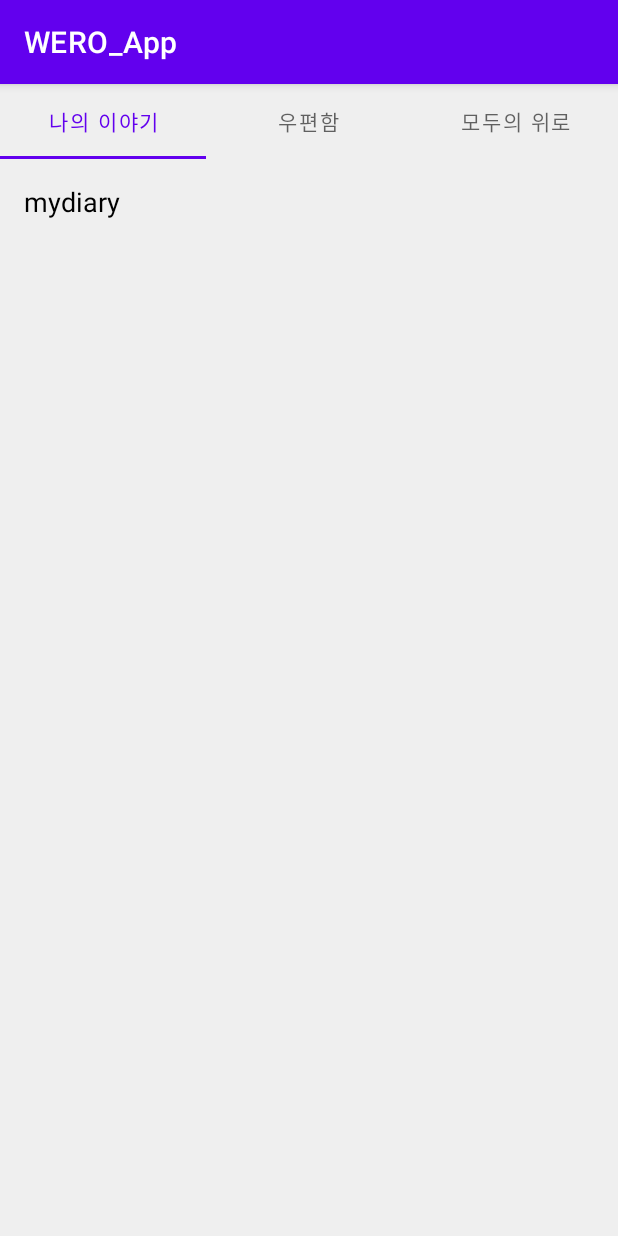
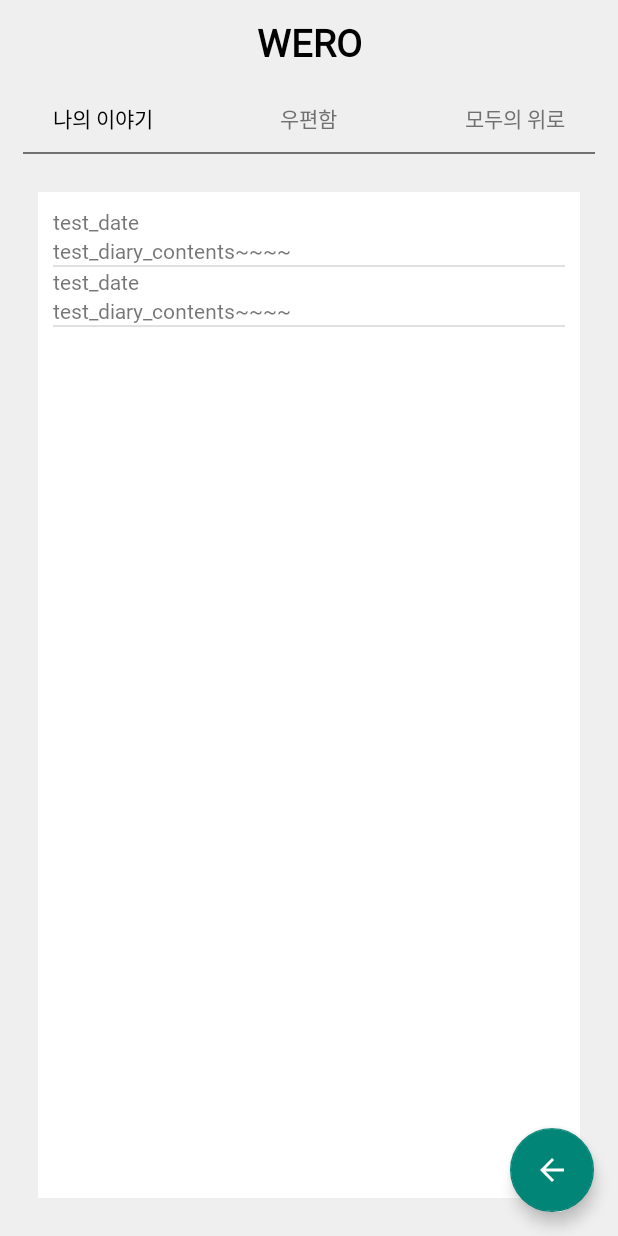
Before and after one commit to JJangA9/WERO_Application, an Android app: the screen it shows after launch (MainActivity), on a phone screen of 412 x 824 dp. Run offline under Robolectric (Android 15) with nearby library versions, the phone set to English and light mode, and no system bars.

Commit message:
floating button + write diary

```diff
--- a/WERO_App/app/src/main/AndroidManifest.xml
+++ b/WERO_App/app/src/main/AndroidManifest.xml
@@ -9,6 +9,7 @@
         android:roundIcon="@mipmap/ic_launcher_round"
         android:supportsRtl="true"
         android:theme="@style/Theme.WERO_App">
+        <activity android:name=".WriteDiary"/>
         <activity android:name=".MainActivity">
             <intent-filter>
                 <action android:name="android.intent.action.MAIN" />
--- /dev/null
+++ b/WERO_App/app/src/main/java/com/example/wero_app/ListViewAdapter.kt
@@ -0,0 +1,23 @@
+package com.example.wero_app
+
+import android.view.LayoutInflater
+import android.view.View
+import android.view.ViewGroup
+import android.widget.BaseAdapter
+
+class ListViewAdapter(private val items: MutableList<ListViewItem>): BaseAdapter() {
+    override fun getCount(): Int = items.size
+    override fun getItem(position: Int): ListViewItem = items[position]
+    override fun getItemId(position: Int): Long = position.toLong()
+    override fun getView(position: Int, view: View?, parent: ViewGroup?): View? {
+        var convertView = view
+        if (convertView == null) convertView = LayoutInflater.from(parent?.context).inflate(R.layout.my_diary_list, parent, false)
+
+        val item: ListViewItem = items[position]
+
+        return convertView
+
+    }
+}
+
+data class ListViewItem(val date: String, val content: String)
--- a/WERO_App/app/src/main/java/com/example/wero_app/MainActivity.kt
+++ b/WERO_App/app/src/main/java/com/example/wero_app/MainActivity.kt
@@ -1,15 +1,15 @@
 package com.example.wero_app
 
-import android.app.AppComponentFactory
+import android.content.Intent
 import android.os.Bundle
 import android.view.View
 import androidx.appcompat.app.AppCompatActivity
-import androidx.fragment.app.Fragment
-import androidx.fragment.app.FragmentActivity
-import androidx.viewpager2.adapter.FragmentStateAdapter
+import androidx.appcompat.widget.Toolbar
 import androidx.viewpager2.widget.ViewPager2
+import com.google.android.material.snackbar.Snackbar
 import com.google.android.material.tabs.TabLayout
 import com.google.android.material.tabs.TabLayoutMediator
+
 
 class MainActivity : AppCompatActivity() {
     private lateinit var tabLayout: TabLayout
@@ -19,6 +19,17 @@ class MainActivity : AppCompatActivity() {
         super.onCreate(savedInstanceState)
         setContentView(R.layout.activity_main)
         init()
+
+        val toolbar = findViewById<Toolbar>(R.id.toolbar)
+        setSupportActionBar(toolbar)
+        val ab = supportActionBar!!
+        ab.setDisplayShowTitleEnabled(false)
+
+        val fab: View = findViewById(R.id.fab)
+        fab.setOnClickListener {
+            val intent = Intent(this, WriteDiary::class.java)
+            startActivity(intent)
+        }
     }
     private fun init() {
         tabLayout = findViewById(R.id.tab_layout)
--- a/WERO_App/app/src/main/java/com/example/wero_app/MyDiary.kt
+++ b/WERO_App/app/src/main/java/com/example/wero_app/MyDiary.kt
@@ -4,6 +4,9 @@ import android.os.Bundle
 import android.view.LayoutInflater
 import android.view.View
 import android.view.ViewGroup
+import android.widget.AdapterView
+import android.widget.ListView
+import android.widget.Toast
 import androidx.fragment.app.Fragment
 
 class MyDiary : Fragment() {
@@ -11,5 +14,22 @@ class MyDiary : Fragment() {
         inflater: LayoutInflater,
         container: ViewGroup?,
         savedInstanceState: Bundle?
-    ): View = inflater.inflate(R.layout.my_diary,container,false)
+    ): View? {
+        val view = inflater.inflate(R.layout.my_diary,container,false)
+        val items = mutableListOf<ListViewItem>()
+        val listView = view.findViewById<ListView>(R.id.list_view)
+        items.add(ListViewItem("21.02.06", "간다ㅏ라마바사아자차캌타파하"))
+        items.add(ListViewItem("21.02.04", "이잉 ㅡㅠ "))
+
+        val adapter = ListViewAdapter(items)
+        listView.adapter = adapter
+
+        listView.setOnItemClickListener { parent: AdapterView<*>, view: View, position: Int, id: Long ->
+            val item = parent.getItemAtPosition(position) as ListViewItem
+        }
+
+        return view
+    }
+
+
 }
--- a/WERO_App/app/src/main/res/layout/activity_main.xml
+++ b/WERO_App/app/src/main/res/layout/activity_main.xml
@@ -7,57 +7,58 @@
     android:background="#efefef"
     tools:context=".MainActivity">
 
-    <RelativeLayout
+    <LinearLayout
         android:layout_width="match_parent"
-        android:layout_height="match_parent">
-        <!--
-        <Button
-            android:id="@+id/my_diary"
-            android:layout_width="wrap_content"
-            android:layout_height="wrap_content"
-            android:layout_toStartOf="@+id/postbox"
-            android:background="#00ff0000"
-            android:text="@string/my_diary"
-            android:fontFamily="@font/ridibatang"
-            android:textColor="#707070"/>
-        <Button
-            android:id="@+id/postbox"
-            android:layout_width="wrap_content"
-            android:layout_height="wrap_content"
-            android:layout_centerHorizontal="true"
-            android:background="#00ff0000"
-            android:text="@string/postbox"
-            android:fontFamily="@font/ridibatang"
-            android:textColor="#707070"/>
-        <Button
-            android:id="@+id/every_wero"
-            android:layout_width="wrap_content"
-            android:layout_height="wrap_content"
-            android:layout_toEndOf="@+id/postbox"
-            android:background="#00ff0000"
-            android:text="@string/every_wero"
-            android:fontFamily="@font/ridibatang"
-            android:textColor="#707070"/>
+        android:layout_height="match_parent"
+        android:orientation="vertical">
+        <androidx.appcompat.widget.Toolbar
+            android:id="@+id/toolbar"
+            android:layout_width="match_parent"
+            android:layout_height="wrap_content">
+            <TextView
+                android:layout_width="wrap_content"
+                android:layout_height="wrap_content"
+                android:layout_gravity="center"
+                android:text="@string/app_name"
+                android:fontFamily="@font/ridibatang"
+                android:textColor="@color/black"
+                android:textSize="25sp"
+                android:textStyle="bold"/>
+        </androidx.appcompat.widget.Toolbar>
+        <com.google.android.material.tabs.TabLayout
+            android:id="@+id/tab_layout"
+            android:background="#efefef"
+            android:layout_width="match_parent"
+            android:layout_height="45dp"
+            app:tabSelectedTextColor="@color/black"
+            app:tabTextColor="#707070"
+            app:tabIndicatorColor="#efefef"
+            app:tabTextAppearance="@style/tab_text"/>
         <View
             android:id="@+id/line"
             android:layout_width="match_parent"
             android:layout_height="1dp"
-            android:layout_below="@+id/every_wero"
-            android:background="#707070" />-->
-        <!-- activity_screen_slide.xml -->
-        <com.google.android.material.tabs.TabLayout
-            android:id="@+id/tab_layout"
-            android:background="#efefef"
-            android:layout_width="match_parent"
-            android:layout_height="50dp"/>
+            android:layout_marginLeft="15dp"
+            android:layout_marginRight="15dp"
+            android:background="#707070" />
         <androidx.viewpager2.widget.ViewPager2
             android:id="@+id/pager"
             android:layout_width="match_parent"
-            android:layout_height="match_parent"
-            android:layout_below="@+id/tab_layout"/>
-    </RelativeLayout>
+            android:layout_height="match_parent"/>
+    </LinearLayout>
 
 
+    <com.google.android.material.floatingactionbutton.FloatingActionButton
+        android:id="@+id/fab"
+        android:layout_width="wrap_content"
+        android:layout_height="wrap_content"
+        android:layout_marginRight="20dp"
+        android:layout_marginBottom="20dp"
+        app:layout_constraintBottom_toBottomOf="parent"
+        app:layout_constraintEnd_toEndOf="parent"
+        android:src="@drawable/abc_vector_test"
+        android:contentDescription="@string/write_diary"
+        android:layout_margin="16dp" />
 
 
 </androidx.constraintlayout.widget.ConstraintLayout>
--- a/WERO_App/app/src/main/res/layout/every_wero.xml
+++ b/WERO_App/app/src/main/res/layout/every_wero.xml
@@ -8,7 +8,7 @@
         android:layout_height="match_parent"
         android:background="#efefef">
 
-        <TextView style="?android:textAppearanceMedium"
+        <TextView
             android:padding="16dp"
             android:lineSpacingMultiplier="1.2"
             android:layout_width="match_parent"
--- a/WERO_App/app/src/main/res/layout/my_diary.xml
+++ b/WERO_App/app/src/main/res/layout/my_diary.xml
@@ -4,19 +4,20 @@
     android:layout_width="match_parent"
     android:layout_height="match_parent">
     <!-- fragment_screen_slide_page.xml -->
-    <ScrollView
+    <LinearLayout
         android:id="@+id/my_diary"
         android:layout_width="match_parent"
         android:layout_height="match_parent"
-        android:background="#efefef">
+        android:padding="10dp">
 
-        <TextView style="?android:textAppearanceMedium"
-            android:padding="16dp"
-            android:lineSpacingMultiplier="1.2"
+        <ListView
+            android:id="@+id/list_view"
             android:layout_width="match_parent"
-            android:layout_height="wrap_content"
-            android:text="mydiary"
-            android:textColor="@color/black"/>
-    </ScrollView>
+            android:layout_height="match_parent"
+            android:background="@color/white"
+            android:layout_margin="15dp"
+            android:padding="10dp"/>
+
+    </LinearLayout>
 
 </androidx.constraintlayout.widget.ConstraintLayout>
--- /dev/null
+++ b/WERO_App/app/src/main/res/layout/my_diary_list.xml
@@ -0,0 +1,23 @@
+<?xml version="1.0" encoding="utf-8"?>
+<androidx.constraintlayout.widget.ConstraintLayout
+    xmlns:android="http://schemas.android.com/apk/res/android"
+    xmlns:tools="http://schemas.android.com/tools"
+    android:layout_width="match_parent"
+    android:layout_height="match_parent">
+    <LinearLayout
+        android:layout_width="wrap_content"
+        android:layout_height="wrap_content"
+        android:orientation="vertical"
+        tools:ignore="MissingConstraints">
+        <TextView
+            android:id="@+id/txt_date"
+            android:layout_width="wrap_content"
+            android:layout_height="wrap_content"
+            android:text="test_date"/>
+        <TextView
+            android:id="@+id/txt_content"
+            android:layout_width="wrap_content"
+            android:layout_height="wrap_content"
+            android:text="test_diary_contents~~~~"/>
+    </LinearLayout>
+</androidx.constraintlayout.widget.ConstraintLayout>
--- a/WERO_App/app/src/main/res/layout/postbox.xml
+++ b/WERO_App/app/src/main/res/layout/postbox.xml
@@ -8,7 +8,7 @@
         android:layout_height="match_parent"
         android:background="#efefef">
 
-        <TextView style="?android:textAppearanceMedium"
+        <TextView
             android:padding="16dp"
             android:lineSpacingMultiplier="1.2"
             android:layout_width="match_parent"
--- a/WERO_App/app/src/main/res/values/strings.xml
+++ b/WERO_App/app/src/main/res/values/strings.xml
@@ -1,7 +1,9 @@
 <resources>
-    <string name="app_name">WERO_App</string>
+    <string name="app_name">WERO</string>
 
     <string name="my_diary">나의 이야기</string>
     <string name="postbox">우편함</string>
     <string name="every_wero">모두의 위로</string>
+
+    <string name="write_diary">일기 쓰기</string>
 </resources>
--- /dev/null
+++ b/WERO_App/app/src/main/res/values/styles.xml
@@ -0,0 +1,29 @@
+<?xml version="1.0" encoding="utf-8"?>
+<resources>
+    <style name="tab_text" parent="@android:style/TextAppearance.Widget.TabWidget">
+        <item name="android:fontFamily">@font/ridibatang</item>
+    </style>
+    <!-- Custom font style 일괄적용 -->
+    <style name="TextViewStyle" parent="@android:style/Widget.DeviceDefault.TextView">
+        <item name="android:fontFamily">@font/ridibatang</item>
+    </style>
+
+    <style name="ButtonStyle" parent="@android:style/Widget.DeviceDefault.Button.Borderless">
+        <item name="android:fontFamily">@font/ridibatang</item>
+    </style>
+
+    <style name="EditTextStyle" parent="@android:style/Widget.DeviceDefault.EditText">
+        <item name="android:fontFamily">@font/ridibatang</item>
+    </style>
+
+    <style name="RadioButtonStyle" parent="@android:style/Widget.DeviceDefault.CompoundButton.RadioButton">
+        <item name="android:fontFamily">@font/ridibatang</item>
+    </style>
+
+    <style name="CheckboxStyle" parent="@android:style/Widget.DeviceDefault.CompoundButton.CheckBox">
+        <item name="android:fontFamily">@font/ridibatang</item>
+    </style>
+
+
+    출처: https://newland435.tistory.com/39 [뉴랜드's 서랍장]
+</resources>
--- a/WERO_App/app/src/main/res/values/themes.xml
+++ b/WERO_App/app/src/main/res/values/themes.xml
@@ -1,10 +1,10 @@
 <resources xmlns:tools="http://schemas.android.com/tools">
     <!-- Base application theme. -->
-    <style name="Theme.WERO_App" parent="Theme.MaterialComponents.DayNight.DarkActionBar">
+    <style name="Theme.WERO_App" parent="Theme.AppCompat.Light.NoActionBar">
         <!-- Primary brand color. -->
-        <item name="colorPrimary">@color/purple_500</item>
-        <item name="colorPrimaryVariant">@color/purple_700</item>
-        <item name="colorOnPrimary">@color/white</item>
+        <item name="colorPrimary">#707070</item>
+        <item name="colorPrimaryVariant">#707070</item>
+        <item name="colorOnPrimary">@color/black</item>
         <!-- Secondary brand color. -->
         <item name="colorSecondary">@color/teal_200</item>
         <item name="colorSecondaryVariant">@color/teal_700</item>
@@ -12,5 +12,12 @@
         <!-- Status bar color. -->
         <item name="android:statusBarColor" tools:targetApi="l">?attr/colorPrimaryVariant</item>
         <!-- Customize your theme here. -->
+
+        <item name="android:textViewStyle">@style/TextViewStyle</item>
+        <item name="android:buttonStyle">@style/ButtonStyle</item>
+        <item name="android:editTextStyle">@style/EditTextStyle</item>
+        <item name="android:radioButtonStyle">@style/RadioButtonStyle</item>
+        <item name="android:checkboxStyle">@style/CheckboxStyle</item>
+
     </style>
 </resources>
```
Also changed, not shown: WERO_App/app/src/main/java/com/example/wero_app/WriteDiary.kt (added, +28 -0 lines), WERO_App/app/src/main/res/drawable/edit_border.xml (added, +22 -0 lines), WERO_App/app/src/main/res/layout/write_diary.xml (added, +47 -0 lines).
